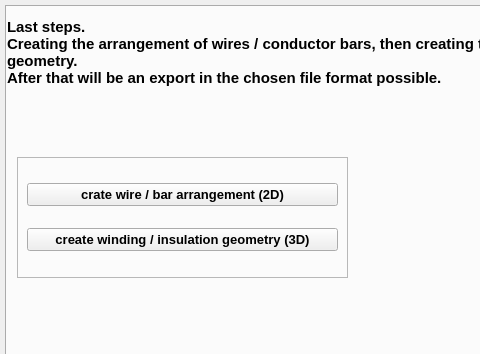
Qt form wg/MainDialog.ui (vlagyivosztok/FCMacro) before a commit; both pictures show x 0 to 480 and y 0 to 354 of the 800 by 600 pixel window.
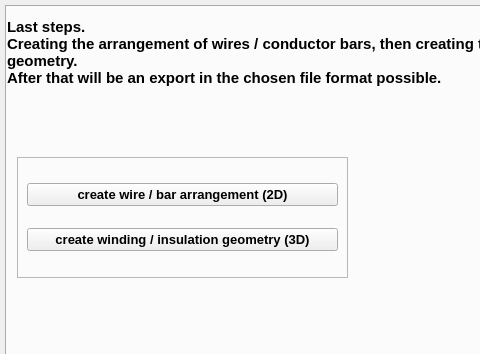
The same form after that commit. The open tabs and pages were chosen to show the change. Icons and pictures are not drawn.

Commit message: Gui ready beta1

```diff
--- a/wg/MainDialog.ui
+++ b/wg/MainDialog.ui
@@ -1543,7 +1543,7 @@
        <item>
         <widget class="QPushButton" name="Cb_4_CreatArrang">
          <property name="text">
-          <string>crate wire / bar arrangement (2D)</string>
+          <string>create wire / bar arrangement (2D)</string>
          </property>
         </widget>
        </item>
```
Left out of the diff: 2 changed lines with no effect on the pictures. The commit also changes 2 other files.
